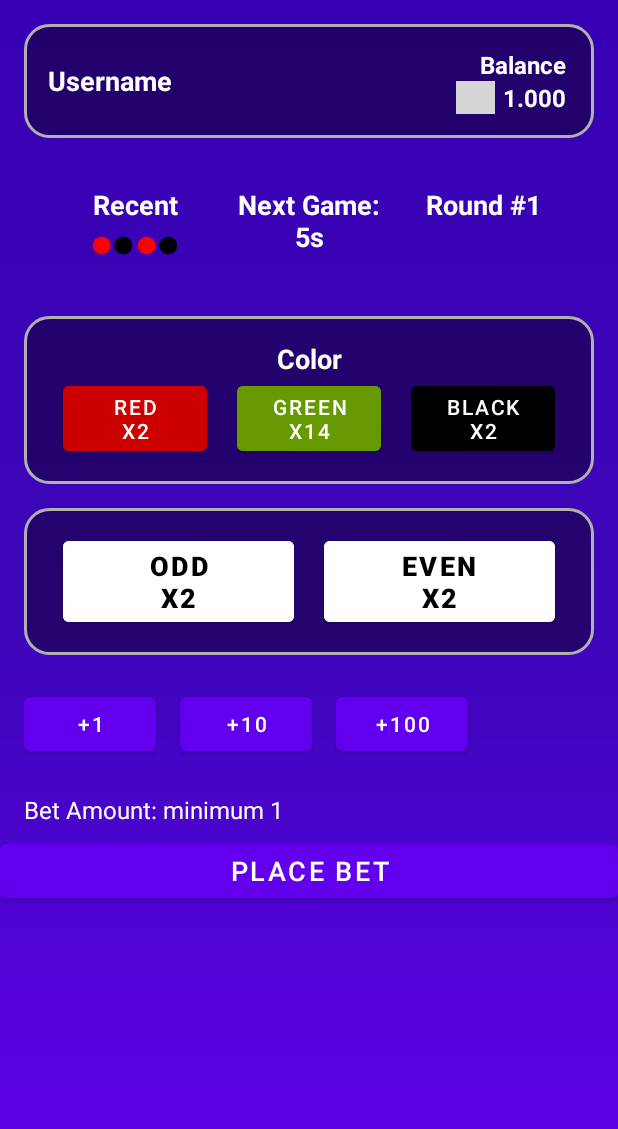
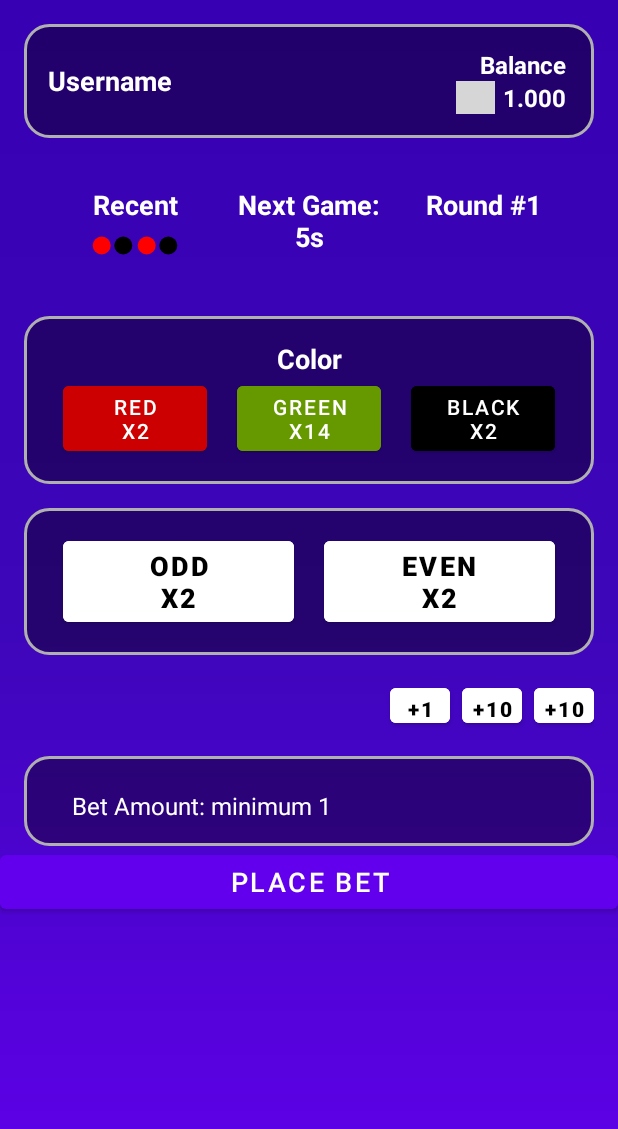
Before and after one commit to JaviFRx/ludopatics, an Android app built with Jetpack Compose: the MainActivity screen opened directly, with no data from a screen before it, on a phone screen of 412 x 824 dp. Shown: the top 1129 px of the screen. Run offline under Robolectric (Android 15) with nearby library versions, the phone set to English and light mode, and no system bars; grey boxes are pictures that could not be loaded.

Commit message:
botones blancos

```diff
--- a/app/src/main/res/layout/activity_main.xml
+++ b/app/src/main/res/layout/activity_main.xml
@@ -280,6 +280,20 @@
             android:textStyle="bold" />
     </LinearLayout>
 
+    <LinearLayout
+        android:id="@+id/quinto"
+        android:layout_width="match_parent"
+        android:layout_height="wrap_content"
+        android:layout_margin="16dp"
+        android:background="@drawable/transparent"
+        android:elevation="8dp"
+        android:orientation="horizontal"
+        android:padding="16dp"
+        android:translationZ="4dp"
+        app:layout_constraintEnd_toEndOf="parent"
+        app:layout_constraintStart_toStartOf="parent"
+        app:layout_constraintTop_toBottomOf="@+id/linearLayout2">
+
         <TextView
             android:id="@+id/bet_amount"
             android:layout_width="wrap_content"
@@ -291,47 +305,67 @@
             android:textSize="16sp"
             app:layout_constraintTop_toBottomOf="@+id/linearLayout2"
             tools:layout_editor_absoluteX="0dp" />
+    </LinearLayout>
 
     <LinearLayout
         android:id="@+id/linearLayout2"
         android:layout_width="match_parent"
         android:layout_height="wrap_content"
+        android:layout_margin="16dp"
         android:layout_marginTop="6dp"
         android:orientation="horizontal"
-        android:padding="16dp"
+        app:layout_constraintStart_toStartOf="parent"
         app:layout_constraintTop_toBottomOf="@+id/cuarto"
-        tools:layout_editor_absoluteX="0dp">
+        android:gravity="end"
+        >
 
         <Button
             android:id="@+id/bet_button_plus"
-            android:layout_width="wrap_content"
-            android:layout_height="wrap_content"
-            android:text="+1" />
+            android:layout_width="40dp"
+            android:layout_height="35dp"
+            android:backgroundTint="@android:color/white"
+            android:minWidth="0dp"
+            android:minHeight="0dp"
+            android:padding="4dp"
+            android:text="+1"
+            android:textColor="@android:color/black"
+            android:textStyle="bold" />
 
         <Button
             android:id="@+id/bet_button_plus10"
-            android:layout_width="wrap_content"
-            android:layout_height="wrap_content"
-            android:layout_marginStart="16dp"
-            android:text="+10" />
+            android:layout_width="40dp"
+            android:layout_height="35dp"
+            android:layout_marginStart="8dp"
+            android:backgroundTint="@android:color/white"
+            android:minWidth="0dp"
+            android:minHeight="0dp"
+            android:padding="4dp"
+            android:text="+10"
+            android:textColor="@android:color/black"
+            android:textStyle="bold" />
 
         <Button
             android:id="@+id/bet_button_plus100"
-            android:layout_width="wrap_content"
-            android:layout_height="wrap_content"
-            android:layout_marginStart="16dp"
-            android:text="+100" />
+            android:layout_width="40dp"
+            android:layout_height="35dp"
+            android:layout_marginStart="8dp"
+            android:backgroundTint="@android:color/white"
+            android:minWidth="0dp"
+            android:minHeight="0dp"
+            android:padding="4dp"
+            android:text="+100"
+            android:textColor="@android:color/black"
+            android:textStyle="bold" />
     </LinearLayout>
 
     <Button
         android:id="@+id/place_bet_button"
         android:layout_width="match_parent"
         android:layout_height="wrap_content"
-        android:layout_marginTop="6dp"
         android:text="PLACE BET"
         android:textColor="@android:color/white"
         android:textSize="18sp"
-        app:layout_constraintTop_toBottomOf="@+id/bet_amount"
+        app:layout_constraintTop_toBottomOf="@+id/quinto"
         tools:layout_editor_absoluteX="0dp" />
 
 </androidx.constraintlayout.widget.ConstraintLayout>
```
Lines whose indentation alone changed are shown as unchanged.
